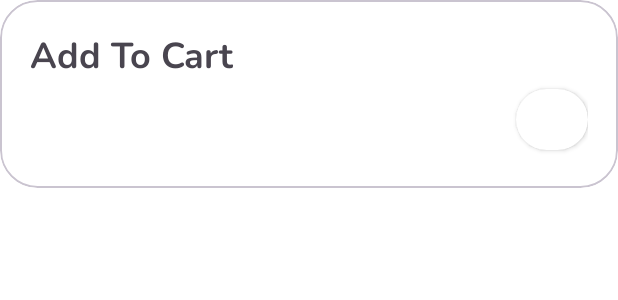
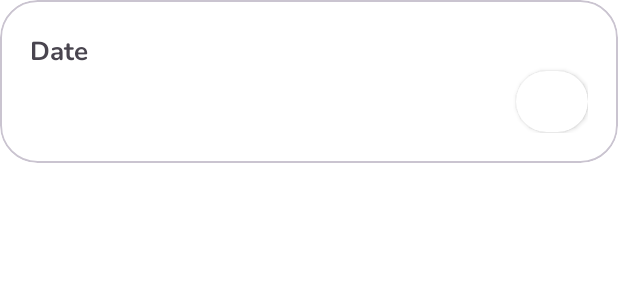
Before and after one commit to AbrahamRumondor/alpha-resto-android, an Android app: the layout order_history_item.xml on its own in the app's theme, with its tools: preview values and no code run, on a phone screen of 412 x 824 dp. Shown: the top 300 px of the screen. Run offline under Robolectric (Android 15) with nearby library versions, the phone set to English and light mode, and no system bars.

Commit message:
change price to formatted price

```diff
--- a/app/src/main/java/com/example/alfaresto_customersapp/domain/model/Order.kt
+++ b/app/src/main/java/com/example/alfaresto_customersapp/domain/model/Order.kt
@@ -1,6 +1,8 @@
 package com.example.alfaresto_customersapp.domain.model
 
+import java.text.NumberFormat
 import java.util.Date
+import java.util.Locale
 
 data class Order(
     val id: String = "",
--- a/app/src/main/java/com/example/alfaresto_customersapp/ui/components/detailPage/DetailFoodFragment.kt
+++ b/app/src/main/java/com/example/alfaresto_customersapp/ui/components/detailPage/DetailFoodFragment.kt
@@ -32,7 +32,7 @@ class DetailFoodFragment : Fragment() {
         viewModel.menu.observe(viewLifecycleOwner) { menu ->
             binding.apply {
                 tvFoodName.text = menu.name
-                tvFoodPrice.text = menu.price.toString()
+                tvFoodPrice.text = menu.formattedPrice()
                 tvFoodDesc.text = menu.description
                 Glide.with(this@DetailFoodFragment)
                     .load(menu.image)
--- a/app/src/main/java/com/example/alfaresto_customersapp/ui/components/orderHistoryTab/adapter/OrderHistoryViewHolder.kt
+++ b/app/src/main/java/com/example/alfaresto_customersapp/ui/components/orderHistoryTab/adapter/OrderHistoryViewHolder.kt
@@ -16,7 +16,7 @@ class OrderHistoryViewHolder(
     fun bind(order: OrderHistory, listener: OrderHistoryListener?) {
         binding.run {
             tvOrderDate.text = order.orderDate
-            tvOrderPrice.text = order.orderTotalPrice.toString()
+            tvOrderPrice.text = order.formattedPrice()
             tvOrderAddress.text = order.addressLabel
             order.orderStatus.name.let { status ->
                 tvOrderStatus.text = status
--- a/app/src/main/java/com/example/alfaresto_customersapp/ui/components/restoTab/adapter/RestoViewHolder.kt
+++ b/app/src/main/java/com/example/alfaresto_customersapp/ui/components/restoTab/adapter/RestoViewHolder.kt
@@ -16,7 +16,7 @@ class RestoViewHolder(
     fun bind(menu: Menu, position: Int, listener: MenuListener?, itemClickListener: ((Menu) -> Unit)?) {
         binding.run {
             tvMenuName.text = menu.name
-            tvMenuPrice.text = menu.price.toString()
+            tvMenuPrice.text = menu.formattedPrice()
             tvOrderQty.text = menu.orderCartQuantity.toString()
 
             Glide.with(root)
--- a/app/src/main/java/com/example/alfaresto_customersapp/ui/components/restoTab/listAllMenu/adapter/ListAllMenuViewHolder.kt
+++ b/app/src/main/java/com/example/alfaresto_customersapp/ui/components/restoTab/listAllMenu/adapter/ListAllMenuViewHolder.kt
@@ -21,7 +21,7 @@ class ListAllMenuViewHolder(
     ) {
         binding.run {
             tvMenuName.text = menu.name
-            tvMenuPrice.text = menu.price.toString()
+            tvMenuPrice.text = menu.formattedPrice()
             tvOrderQty.text = menu.orderCartQuantity.toString()
 
             Glide.with(root)
--- a/app/src/main/java/com/example/alfaresto_customersapp/ui/components/restoTab/orderSummary/viewHolder/OrderListViewHolder.kt
+++ b/app/src/main/java/com/example/alfaresto_customersapp/ui/components/restoTab/orderSummary/viewHolder/OrderListViewHolder.kt
@@ -16,7 +16,7 @@ class OrderListViewHolder(
             if (menu != null) {
                 tvFoodTitle.text = menu.name
                 tvFoodDesc.text = menu.description
-                tvFoodPrice.text = menu.price.toString()
+                tvFoodPrice.text = menu.formattedPrice()
                 tvFoodQty.text = menu.orderCartQuantity.toString()
 
                 Glide.with(root)
--- a/app/src/main/res/layout/fragment_detail_food.xml
+++ b/app/src/main/res/layout/fragment_detail_food.xml
@@ -45,6 +45,7 @@
                 android:layout_width="@dimen/dimen_300"
                 android:layout_height="@dimen/dimen_300"
                 android:layout_marginTop="@dimen/dimen_20"
+                android:scaleType="centerCrop"
                 app:layout_constraintDimensionRatio="1:1"
                 app:layout_constraintEnd_toEndOf="parent"
                 app:layout_constraintStart_toStartOf="parent"
--- a/app/src/main/res/layout/order_history_item.xml
+++ b/app/src/main/res/layout/order_history_item.xml
@@ -16,23 +16,22 @@
 
         <TextView
             android:id="@+id/tv_order_date"
-            android:layout_width="wrap_content"
+            android:layout_width="@dimen/dimen_175"
             android:layout_height="wrap_content"
             android:fontFamily="@font/bold"
-            android:text="@string/add_to_cart"
-            android:textSize="@dimen/font_24"
-            android:textStyle="bold"
+            android:text="@string/date"
+            android:textSize="@dimen/font_17"
             app:layout_constraintBottom_toTopOf="@+id/middle_guideline"
             app:layout_constraintStart_toStartOf="parent"
             app:layout_constraintTop_toTopOf="parent" />
 
         <TextView
             android:id="@+id/tv_order_price"
-            android:layout_width="wrap_content"
+            android:layout_width="@dimen/dimen_100"
             android:layout_height="wrap_content"
             android:fontFamily="@font/semibold"
-            android:textSize="@dimen/font_24"
-            android:textStyle="bold"
+            android:textSize="@dimen/font_20"
+            android:layout_marginStart="@dimen/dimen_40"
             app:layout_constraintBottom_toTopOf="@+id/middle_guideline"
             app:layout_constraintEnd_toEndOf="parent"
             app:layout_constraintTop_toTopOf="parent" />
@@ -49,7 +48,7 @@
             android:layout_width="wrap_content"
             android:layout_height="wrap_content"
             android:fontFamily="@font/semibold"
-            android:textSize="@dimen/font_18"
+            android:textSize="@dimen/font_20"
             app:layout_constraintBottom_toBottomOf="parent"
             app:layout_constraintStart_toStartOf="parent"
             app:layout_constraintTop_toTopOf="@+id/middle_guideline" />
--- a/app/src/main/res/values/dimens.xml
+++ b/app/src/main/res/values/dimens.xml
@@ -50,4 +50,6 @@
     <dimen name="dimen_8">8dp</dimen>
     <dimen name="dimen_3">3dp</dimen>
     <dimen name="font_13">13sp</dimen>
+    <dimen name="dimen_200">200dp</dimen>
+    <dimen name="dimen_175">175dp</dimen>
 </resources>
--- a/app/src/main/res/values/strings.xml
+++ b/app/src/main/res/values/strings.xml
@@ -105,4 +105,5 @@
     <string name="failed_checkout_null">Checkout Failed, make sure to fill the needed fields</string>
     <string name="failed_create_address">Creating new address failed, make sure to fill the needed fields</string>
     <string name="failed_checkout_false">Checkout Failed, there are problems when processing your orders...</string>
+    <string name="date">Date</string>
 </resources>
```
Also changed, not shown: app/src/main/java/com/example/alfaresto_customersapp/domain/model/Menu.kt (+8 -1 lines), app/src/main/java/com/example/alfaresto_customersapp/domain/model/OrderHistory.kt (+12 -1 lines).
